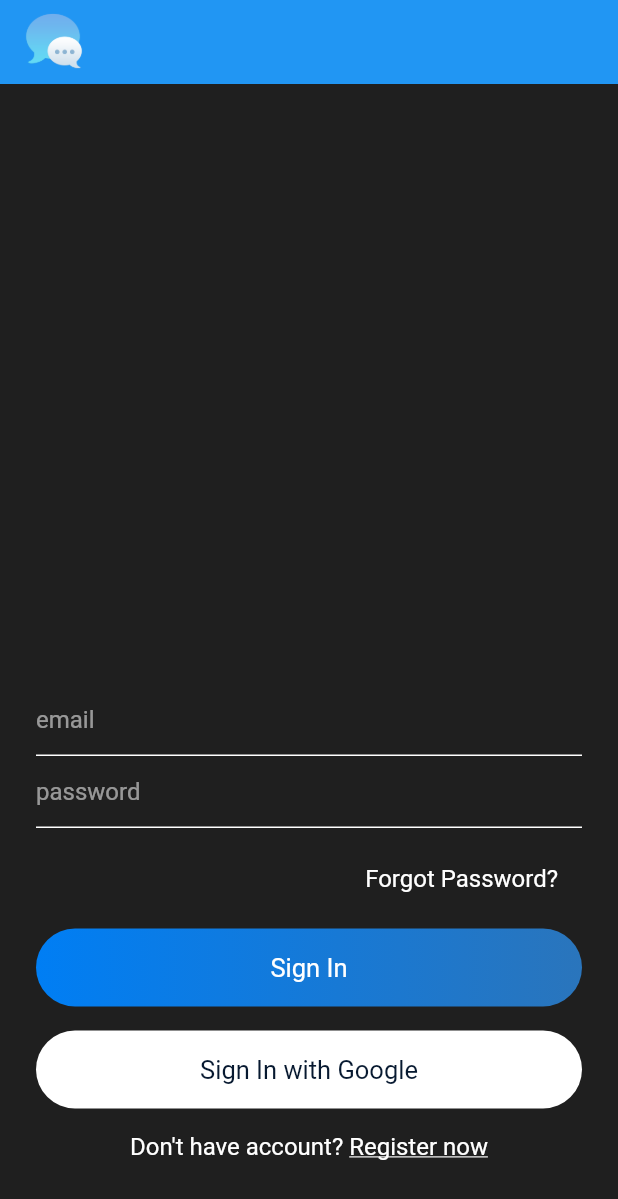
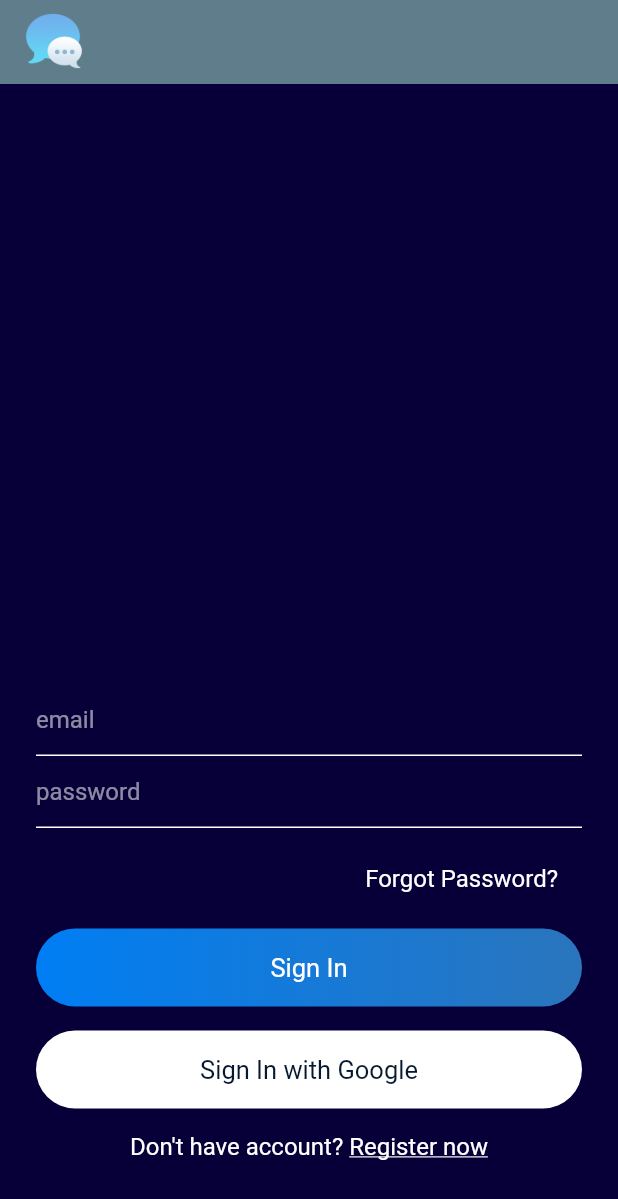
Before and after one commit to Satyam-Jaiswal/ChatApp-Flutter, a Flutter app: the screen it shows after launch, on a phone screen of 412 x 824 dp. Shown: the top 1199 px of the screen. Run offline on Flutter 3.47's test engine with Material 2 defaults, Android fonts, the phone set to English and light mode, and no system bars.

Commit message:
theme changes

```diff
--- a/lib/main.dart
+++ b/lib/main.dart
@@ -16,7 +16,7 @@ class MyApp extends StatelessWidget {
 
         primarySwatch: Colors.blue,
 
-        scaffoldBackgroundColor: Color(0xff1F1F1F),
+        scaffoldBackgroundColor: Color(0xff070038),
 
         visualDensity: VisualDensity.adaptivePlatformDensity,
       ),
--- a/lib/widgets/widgets.dart
+++ b/lib/widgets/widgets.dart
@@ -2,6 +2,7 @@ import 'package:flutter/material.dart';
 
 Widget appBarMain(BuildContext context) {
   return AppBar(
+    backgroundColor: Colors.blueGrey,
     title: Image.asset(
       "assets/images/logo.png",
       height: 40,
```
